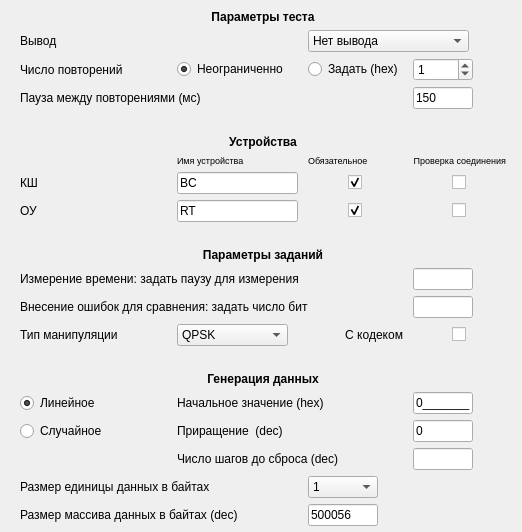
First picture: the form in default/settings_null_test.ui, repository Veala/host_tgca-for-t_hsc, before the edit.
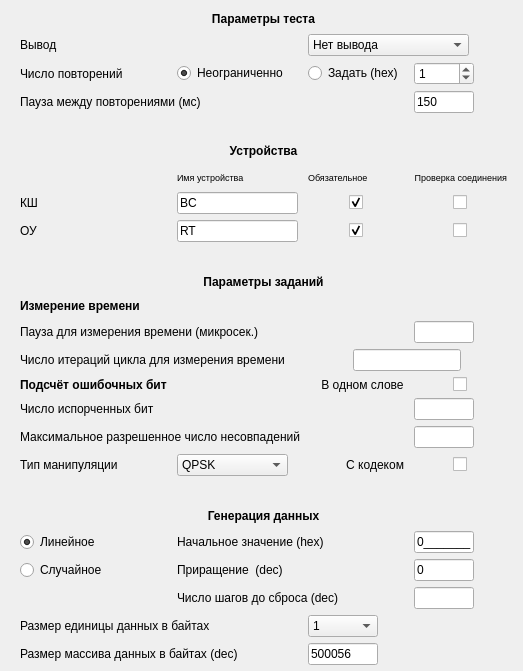
Second picture: the form after the edit. Icons and pictures are not drawn.

Patch:
```diff
--- a/default/settings_null_test.ui
+++ b/default/settings_null_test.ui
@@ -7,7 +7,7 @@
     <x>0</x>
     <y>0</y>
     <width>491</width>
-    <height>498</height>
+    <height>671</height>
    </rect>
   </property>
   <property name="sizePolicy">
@@ -45,6 +45,32 @@
    <property name="horizontalSpacing">
     <number>10</number>
    </property>
+   <item row="3" column="4">
+    <widget class="QSpinBox" name="spinBoxCycle">
+     <property name="maximumSize">
+      <size>
+       <width>60</width>
+       <height>16777215</height>
+      </size>
+     </property>
+     <property name="maximum">
+      <number>9999</number>
+     </property>
+     <property name="value">
+      <number>1</number>
+     </property>
+     <property name="displayIntegerBase">
+      <number>16</number>
+     </property>
+    </widget>
+   </item>
+   <item row="34" column="1" colspan="3">
+    <widget class="QLabel" name="labelStep">
+     <property name="text">
+      <string>Приращение  (dec)</string>
+     </property>
+    </widget>
+   </item>
    <item row="1" column="3" colspan="2">
     <widget class="QComboBox" name="comboBoxOut">
      <property name="maximumSize">
@@ -78,7 +104,7 @@
      </item>
     </widget>
    </item>
-   <item row="32" column="1" colspan="3">
+   <item row="35" column="1" colspan="3">
     <widget class="QLabel" name="labelNumStep">
      <property name="text">
       <string>Число шагов до сброса (dec)</string>
@@ -108,7 +134,7 @@
      </property>
     </widget>
    </item>
-   <item row="32" column="4">
+   <item row="35" column="4">
     <widget class="QLineEdit" name="lineEditNumStep">
      <property name="maximumSize">
       <size>
@@ -118,7 +144,7 @@
      </property>
     </widget>
    </item>
-   <item row="31" column="0">
+   <item row="34" column="0">
     <widget class="QRadioButton" name="radioButtonRand">
      <property name="text">
       <string>Случайное</string>
@@ -168,21 +194,21 @@
      </property>
     </widget>
    </item>
-   <item row="34" column="0" colspan="3">
+   <item row="37" column="0" colspan="3">
     <widget class="QLabel" name="labelBufLen">
      <property name="text">
       <string>Размер массива данных в байтах (dec)</string>
      </property>
     </widget>
    </item>
-   <item row="33" column="0" colspan="3">
+   <item row="36" column="0" colspan="3">
     <widget class="QLabel" name="labelUnit">
      <property name="text">
       <string>Размер единицы данных в байтах</string>
      </property>
     </widget>
    </item>
-   <item row="31" column="4">
+   <item row="34" column="4">
     <widget class="QLineEdit" name="lineEditStep">
      <property name="maximumSize">
       <size>
@@ -227,33 +253,7 @@
      </property>
     </widget>
    </item>
-   <item row="3" column="4">
-    <widget class="QSpinBox" name="spinBoxCycle">
-     <property name="maximumSize">
-      <size>
-       <width>60</width>
-       <height>16777215</height>
-      </size>
-     </property>
-     <property name="maximum">
-      <number>9999</number>
-     </property>
-     <property name="value">
-      <number>1</number>
-     </property>
-     <property name="displayIntegerBase">
-      <number>16</number>
-     </property>
-    </widget>
-   </item>
-   <item row="31" column="1" colspan="3">
-    <widget class="QLabel" name="labelStep">
-     <property name="text">
-      <string>Приращение  (dec)</string>
-     </property>
-    </widget>
-   </item>
-   <item row="34" column="3">
+   <item row="37" column="3">
     <widget class="QLineEdit" name="lineEditBufLen">
      <property name="maximumSize">
       <size>
@@ -269,7 +269,7 @@
      </property>
     </widget>
    </item>
-   <item row="33" column="3">
+   <item row="36" column="3">
     <widget class="QComboBox" name="comboBoxUnit">
      <property name="maximumSize">
       <size>
@@ -301,7 +301,7 @@
      </property>
     </widget>
    </item>
-   <item row="30" column="4">
+   <item row="33" column="4">
     <widget class="QLineEdit" name="lineEditBegin">
      <property name="maximumSize">
       <size>
@@ -373,7 +373,7 @@
      </property>
     </widget>
    </item>
-   <item row="30" column="1" colspan="3">
+   <item row="33" column="1" colspan="3">
     <widget class="QLabel" name="labelBegin">
      <property name="maximumSize">
       <size>
@@ -413,7 +413,7 @@
      </property>
     </widget>
    </item>
-   <item row="30" column="0">
+   <item row="33" column="0">
     <widget class="QRadioButton" name="radioButtonLin">
      <property name="text">
       <string>Линейное                    </string>
@@ -503,7 +503,7 @@
      </property>
     </widget>
    </item>
-   <item row="26" column="0" colspan="5">
+   <item row="29" column="0" colspan="5">
     <widget class="QLabel" name="labelHeaderData">
      <property name="font">
       <font>
@@ -519,7 +519,7 @@
      </property>
     </widget>
    </item>
-   <item row="15" column="4">
+   <item row="16" column="4">
     <widget class="QLineEdit" name="lineEditSleepTime">
      <property name="maximumSize">
       <size>
@@ -529,28 +529,28 @@
      </property>
     </widget>
    </item>
-   <item row="16" column="0" colspan="4">
+   <item row="19" column="0" colspan="4">
     <widget class="QLabel" name="labelErrBit">
      <property name="text">
-      <string>Внесение ошибок для сравнения: задать число бит</string>
+      <string>Число испорченных бит</string>
      </property>
     </widget>
    </item>
-   <item row="19" column="0" colspan="5">
+   <item row="22" column="0" colspan="5">
     <widget class="QLabel" name="labelSpace2">
      <property name="text">
       <string/>
      </property>
     </widget>
    </item>
-   <item row="15" column="0" colspan="4">
+   <item row="16" column="0" colspan="4">
     <widget class="QLabel" name="labelSleepTime">
      <property name="text">
-      <string>Измерение времени: задать паузу для измерения</string>
+      <string>Пауза для измерения времени (микросек.)</string>
      </property>
     </widget>
    </item>
-   <item row="16" column="4">
+   <item row="19" column="4">
     <widget class="QLineEdit" name="lineEditErrBit">
      <property name="maximumSize">
       <size>
@@ -560,7 +560,7 @@
      </property>
     </widget>
    </item>
-   <item row="18" column="2" colspan="2">
+   <item row="21" column="2" colspan="2">
     <widget class="QLabel" name="labelCodec">
      <property name="text">
       <string>С кодеком</string>
@@ -570,7 +570,7 @@
      </property>
     </widget>
    </item>
-   <item row="18" column="1">
+   <item row="21" column="1">
     <widget class="QComboBox" name="comboBoxManType">
      <item>
       <property name="text">
@@ -589,17 +589,83 @@
      </item>
     </widget>
    </item>
-   <item row="18" column="0">
+   <item row="21" column="0">
     <widget class="QLabel" name="labelManType">
      <property name="text">
       <string>Тип манипуляции</string>
      </property>
     </widget>
    </item>
-   <item row="18" column="4" alignment="Qt::AlignHCenter">
+   <item row="21" column="4" alignment="Qt::AlignHCenter">
     <widget class="QCheckBox" name="checkBoxCodec">
      <property name="maximumSize">
       <size>
+       <width>40</width>
+       <height>16777215</height>
+      </size>
+     </property>
+     <property name="layoutDirection">
+      <enum>Qt::RightToLeft</enum>
+     </property>
+     <property name="text">
+      <string/>
+     </property>
+    </widget>
+   </item>
+   <item row="15" column="0">
+    <widget class="QLabel" name="label">
+     <property name="font">
+      <font>
+       <weight>75</weight>
+       <bold>true</bold>
+      </font>
+     </property>
+     <property name="text">
+      <string>Измерение времени</string>
+     </property>
+    </widget>
+   </item>
+   <item row="20" column="0" colspan="4">
+    <widget class="QLabel" name="label_4">
+     <property name="text">
+      <string>Максимальное разрешенное число несовпадений</string>
+     </property>
+    </widget>
+   </item>
+   <item row="20" column="4">
+    <widget class="QLineEdit" name="lineEditMaxErrBit">
+     <property name="maximumSize">
+      <size>
+       <width>60</width>
+       <height>16777215</height>
+      </size>
+     </property>
+    </widget>
+   </item>
+   <item row="18" column="3">
+    <widget class="QLabel" name="label_5">
+     <property name="text">
+      <string>    В одном слове</string>
+     </property>
+    </widget>
+   </item>
+   <item row="18" column="0" colspan="2">
+    <widget class="QLabel" name="label_3">
+     <property name="font">
+      <font>
+       <weight>75</weight>
+       <bold>true</bold>
+      </font>
+     </property>
+     <property name="text">
+      <string>Подсчёт ошибочных бит</string>
+     </property>
+    </widget>
+   </item>
+   <item row="18" column="4" alignment="Qt::AlignHCenter">
+    <widget class="QCheckBox" name="checkBoxBit">
+     <property name="maximumSize">
+      <size>
        <width>30</width>
        <height>16777215</height>
       </size>
@@ -612,6 +678,16 @@
      </property>
     </widget>
    </item>
+   <item row="17" column="0" colspan="2">
+    <widget class="QLabel" name="label_2">
+     <property name="text">
+      <string>Число итераций цикла для измерения времени</string>
+     </property>
+    </widget>
+   </item>
+   <item row="17" column="3" colspan="2" alignment="Qt::AlignHCenter">
+    <widget class="QLineEdit" name="lineEditTimeIter"/>
+   </item>
   </layout>
  </widget>
  <resources>
```
Left out of the diff: 2 changed lines with no effect on the pictures.
